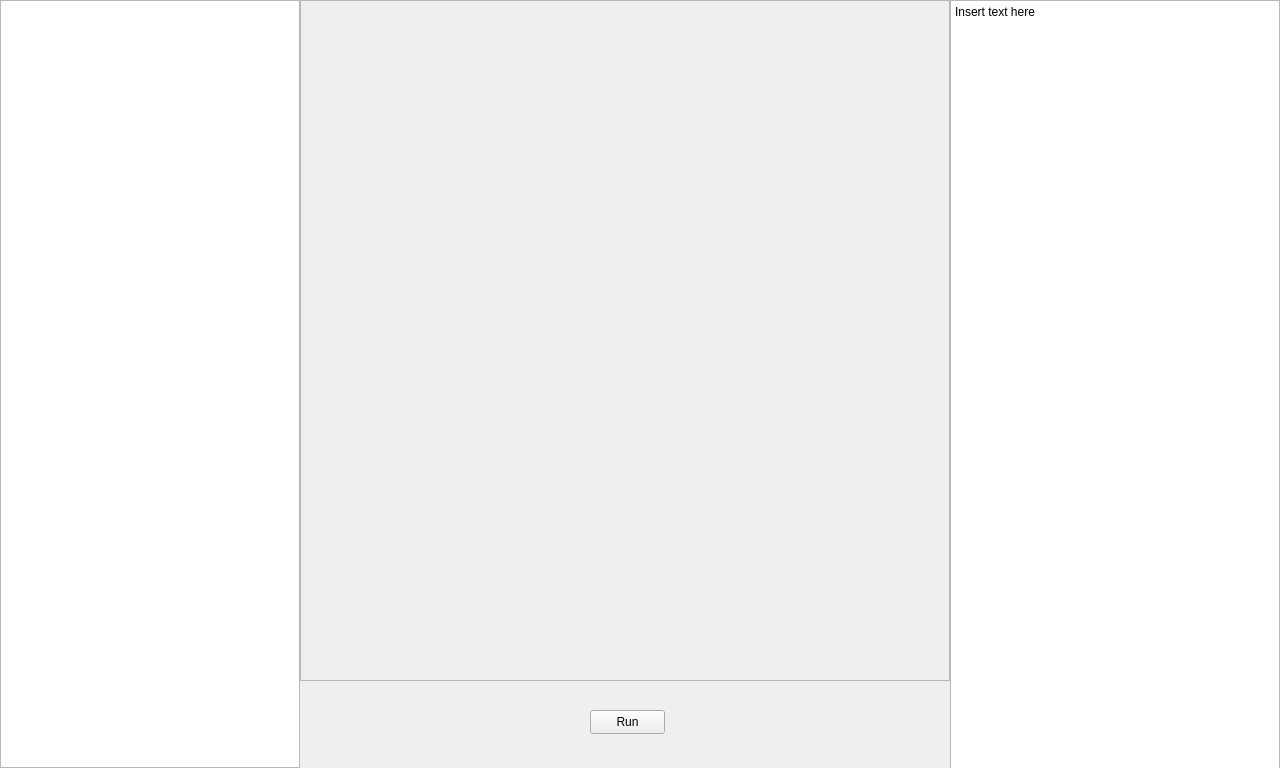
The window that MainWindow/Window/Resources/mainwindow.ui (lipimat/StringSearchVisualizer) describes before a commit, drawn with Qt 5.
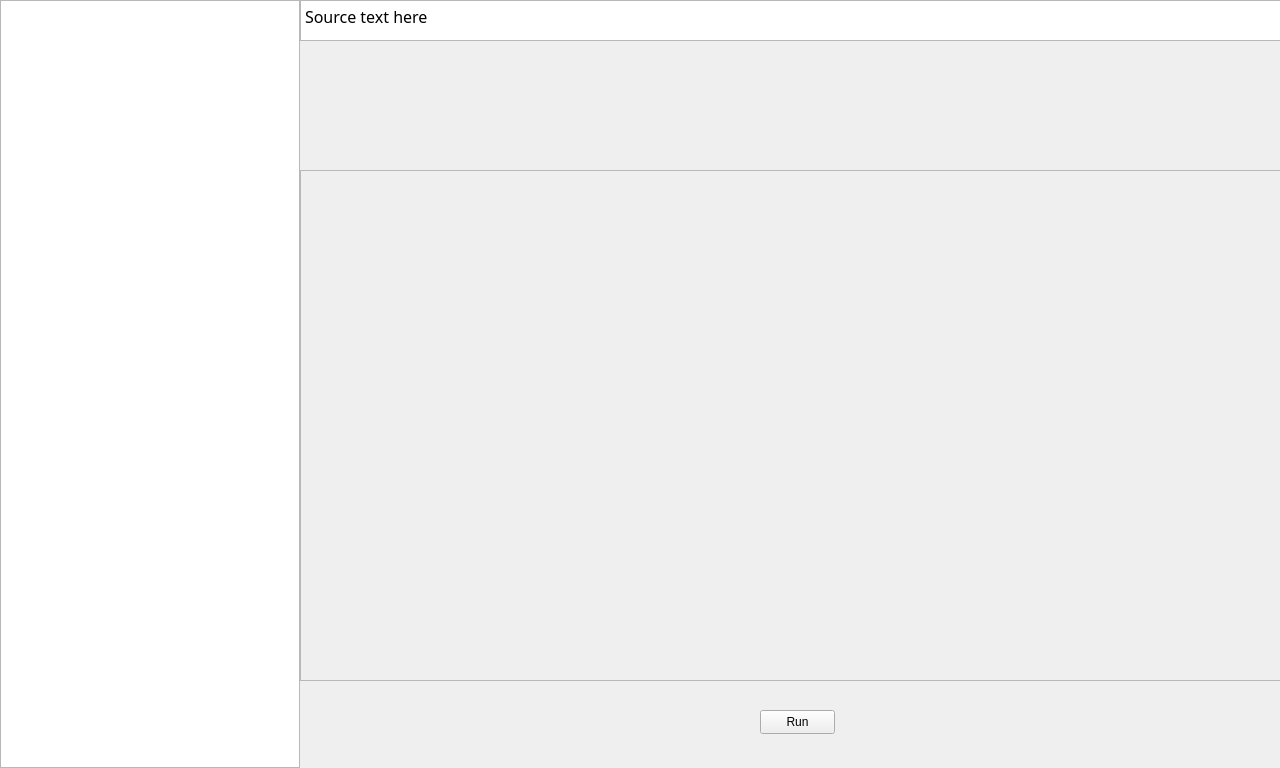
The same window after the commit.

What changed in the file:
```diff
--- a/MainWindow/Window/Resources/mainwindow.ui
+++ b/MainWindow/Window/Resources/mainwindow.ui
@@ -62,29 +62,13 @@
      <bool>false</bool>
     </property>
    </widget>
-   <widget class="QPlainTextEdit" name="InputTextEdit">
-    <property name="geometry">
-     <rect>
-      <x>950</x>
-      <y>0</y>
-      <width>330</width>
-      <height>771</height>
-     </rect>
-    </property>
-    <property name="plainText">
-     <string>Insert text here</string>
-    </property>
-    <property name="tabStopDistance">
-     <double>80.000000000000000</double>
-    </property>
-   </widget>
    <widget class="QFrame" name="frame">
     <property name="geometry">
      <rect>
       <x>300</x>
-      <y>0</y>
-      <width>650</width>
-      <height>681</height>
+      <y>170</y>
+      <width>981</width>
+      <height>511</height>
      </rect>
     </property>
     <property name="frameShape">
@@ -97,7 +81,7 @@
    <widget class="QPushButton" name="RunAlgorithmButton">
     <property name="geometry">
      <rect>
-      <x>590</x>
+      <x>760</x>
       <y>710</y>
       <width>75</width>
       <height>24</height>
@@ -107,6 +91,40 @@
      <string>Run</string>
     </property>
    </widget>
+   <widget class="QPlainTextEdit" name="InputTextEdit">
+    <property name="geometry">
+     <rect>
+      <x>300</x>
+      <y>0</y>
+      <width>981</width>
+      <height>41</height>
+     </rect>
+    </property>
+    <property name="sizePolicy">
+     <sizepolicy hsizetype="Fixed" vsizetype="Fixed">
+      <horstretch>0</horstretch>
+      <verstretch>0</verstretch>
+     </sizepolicy>
+    </property>
+    <property name="font">
+     <font>
+      <family>Source Code Pro</family>
+      <pointsize>12</pointsize>
+     </font>
+    </property>
+    <property name="cursor" stdset="0">
+     <cursorShape>IBeamCursor</cursorShape>
+    </property>
+    <property name="plainText">
+     <string>Source text here</string>
+    </property>
+    <property name="tabStopDistance">
+     <double>80.000000000000000</double>
+    </property>
+    <property name="centerOnScroll">
+     <bool>false</bool>
+    </property>
+   </widget>
   </widget>
   <widget class="QMenuBar" name="menubar">
    <property name="geometry">
```
Left out of the diff: 3 changed lines with no effect on the pictures.
